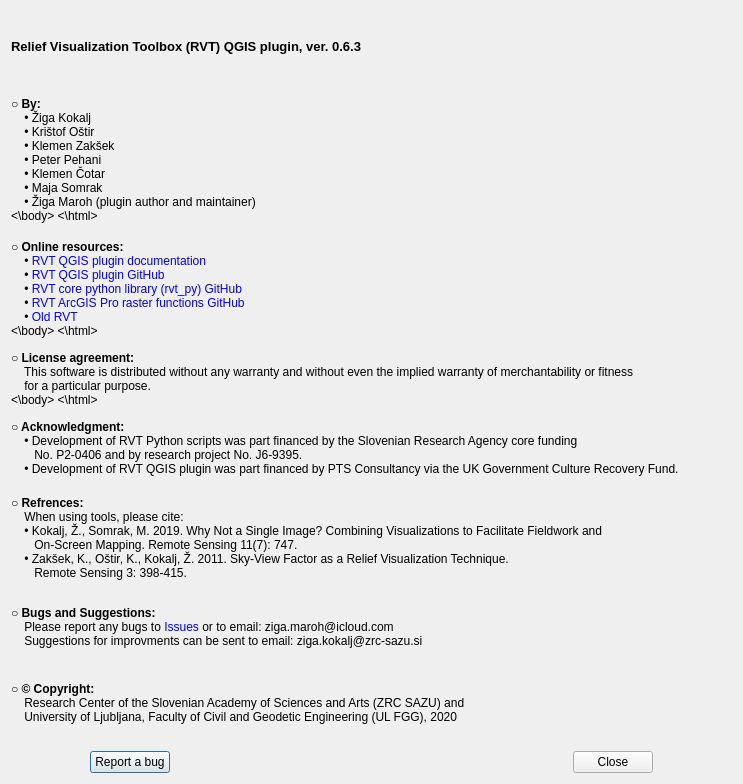
Old version of the form qrvt_dialog_about.ui in the repository EarthObservation/rvt-qgis.
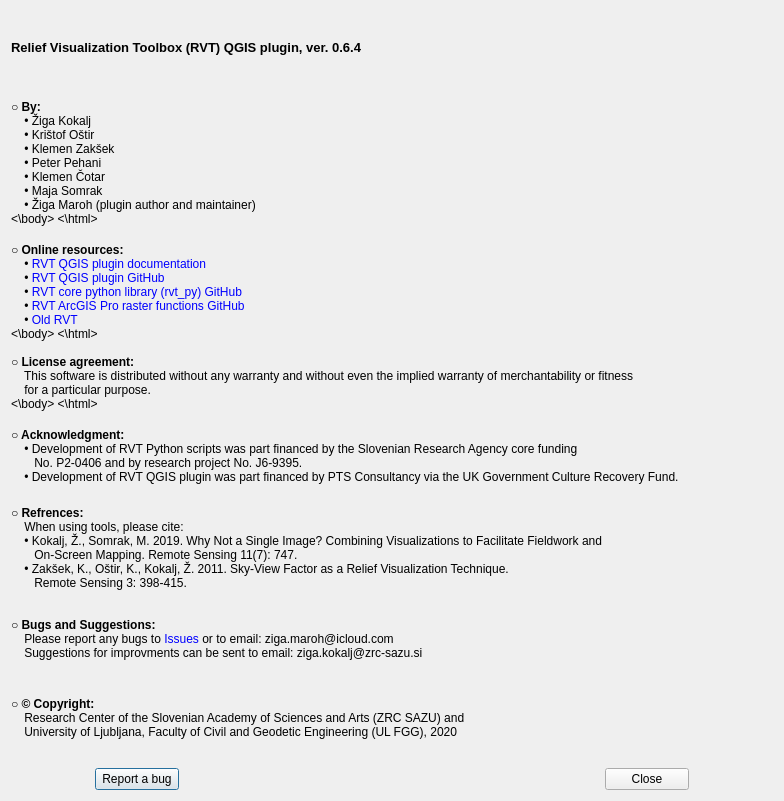
New version of the form. Icons and pictures are not drawn.

```diff
--- a/qrvt_dialog_about.ui
+++ b/qrvt_dialog_about.ui
@@ -6,8 +6,8 @@
    <rect>
     <x>0</x>
     <y>0</y>
-    <width>743</width>
-    <height>784</height>
+    <width>784</width>
+    <height>801</height>
    </rect>
   </property>
   <property name="windowTitle">
@@ -29,7 +29,7 @@
         </font>
        </property>
        <property name="text">
-        <string>Relief Visualization Toolbox (RVT) QGIS plugin, ver. 0.6.3</string>
+        <string>Relief Visualization Toolbox (RVT) QGIS plugin, ver. 0.6.4</string>
        </property>
       </widget>
      </item>
```
